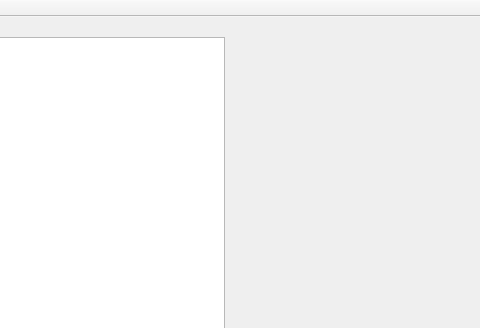
This is shooting_game/mainwindow.ui in ZhuMon/Shooting_Game as Qt 5 draws it before an edit; both pictures show x 220 to 700 and y 0 to 328 of the 700 by 700 pixel window. The edited form follows.
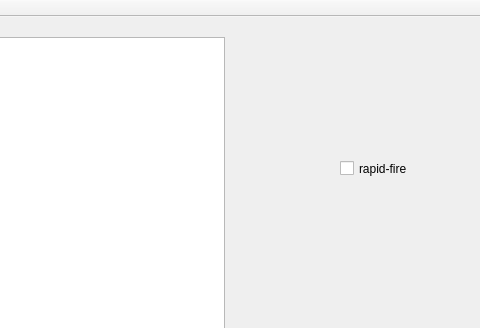
This is the edited form.

Commit message: Add "Rapid_Fire"button

The edit to the form file:
```diff
--- a/shooting_game/mainwindow.ui
+++ b/shooting_game/mainwindow.ui
@@ -42,6 +42,19 @@
      </rect>
     </property>
    </widget>
+   <widget class="QCheckBox" name="rapid_fire">
+    <property name="geometry">
+     <rect>
+      <x>560</x>
+      <y>140</y>
+      <width>92</width>
+      <height>23</height>
+     </rect>
+    </property>
+    <property name="text">
+     <string>rapid-fire</string>
+    </property>
+   </widget>
   </widget>
   <widget class="QMenuBar" name="menuBar">
    <property name="geometry">
```
The commit also changes 5 other files.
